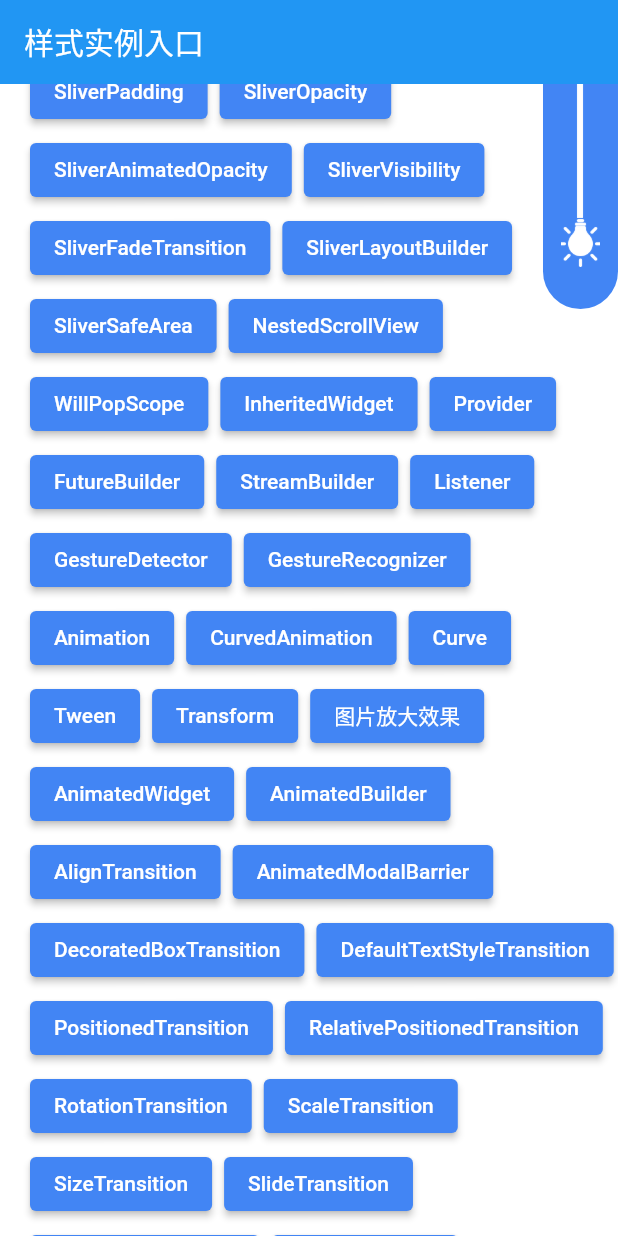
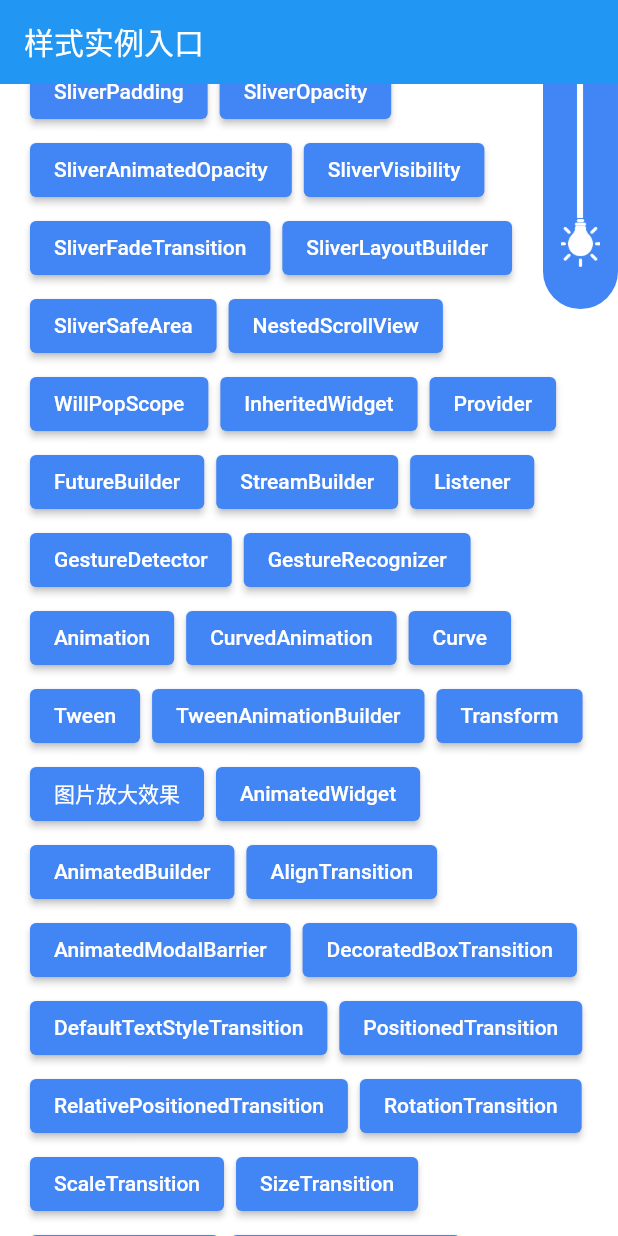
Before and after one commit to codprincess/flutter_base, a Flutter app: the screen it shows after launch, scrolled down 576 dp, on a phone screen of 412 x 824 dp. Run offline on Flutter 3.47's test engine with Material 2 defaults, Android fonts, the phone set to English and light mode, and no system bars; our stand-ins replace shared_preferences; missing offline and left inert: fancy_bottom_navigation_2.

Commit message:
TweenAnimationBuilder

```diff
--- a/lib/main.dart
+++ b/lib/main.dart
@@ -52,6 +52,7 @@ import 'package:flutter_base/TestPage.dart';
 import 'package:flutter_base/TextPage.dart';
 import 'package:flutter_base/SliverOpacityPage.dart';
 import 'package:flutter_base/ThemePage.dart';
+import 'package:flutter_base/TweenAnimationBuilderPage.dart';
 import 'package:flutter_base/TweenPage.dart';
 import 'package:flutter_base/WillPopScopePage.dart';
 import 'package:flutter_base/dark_theme_styles.dart';
@@ -224,8 +225,8 @@ class _MyAppState extends State<MyApp> {
               'Sequence_Page':(context) => SequencePage(),
               'AnimatedSwitcher_Page':(context) => AnimatedSwitcherPage(),
               'Transform_Page':(context) => TransformPage(),
-              'Matrix4_Page':(context) => Matrix4Page()
-
+              'Matrix4_Page':(context) => Matrix4Page(),
+              'TweenAnimationBuilder_Page':(context) => TweenAnimationBuilderPage(),
             },
           );
         },
@@ -638,6 +639,12 @@ class _MyHomePageState extends State<MyHomePage> {
 
                   ElevatedButton(
                     onPressed: (){
+                      Navigator.pushNamed(context, 'TweenAnimationBuilder_Page');
+                    },
+                    child: const Text('TweenAnimationBuilder'),
+                  ),
+                  ElevatedButton(
+                    onPressed: (){
                       Navigator.pushNamed(context, 'Transform_Page');
                     },
                     child: const Text('Transform'),
```
Also changed, not shown: lib/TweenAnimationBuilderPage.dart (+44 -1 lines).
